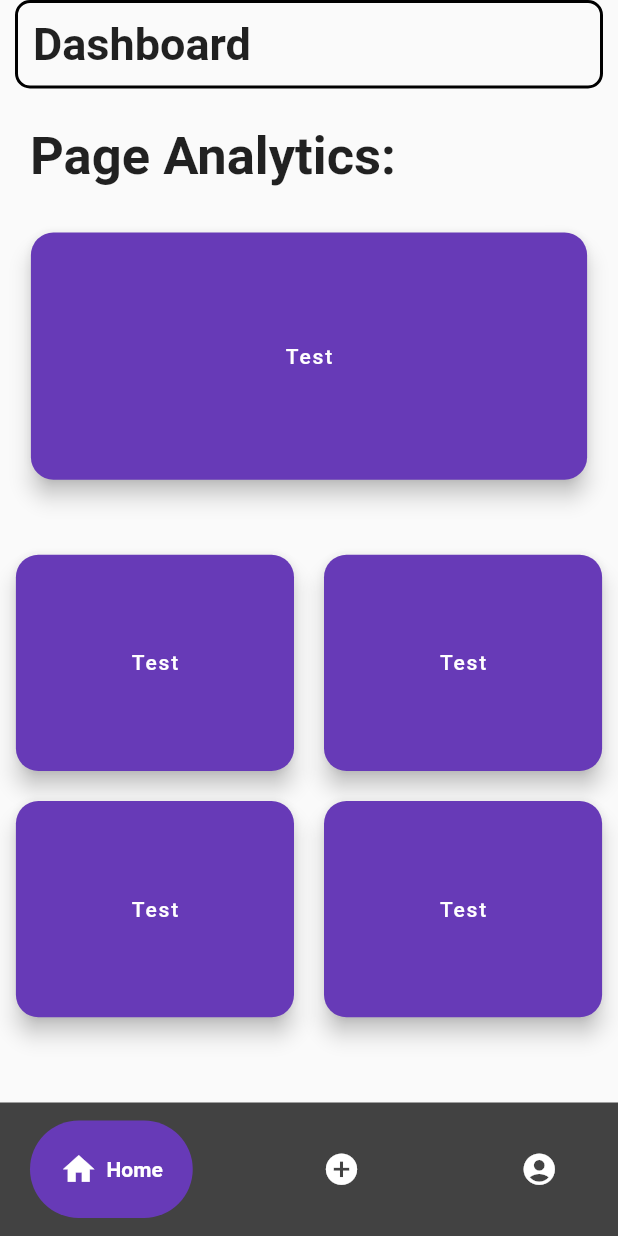
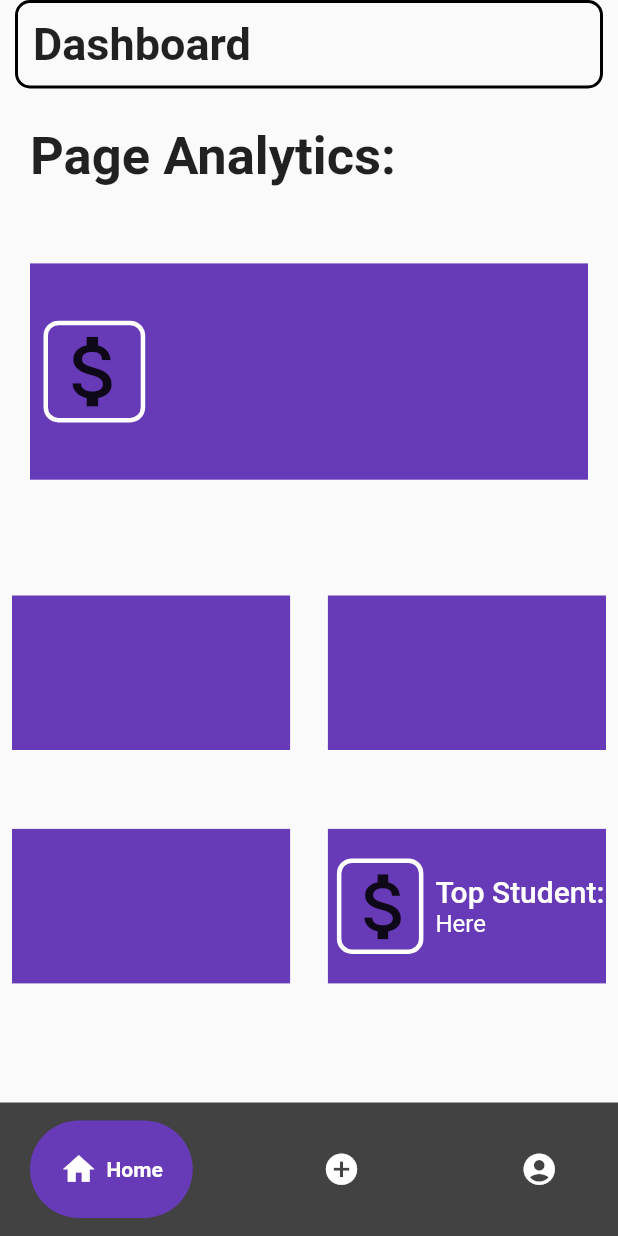
Before and after one commit to Studios-Async/TMS_Application, a Flutter app: the screen it shows after launch, on a phone screen of 412 x 824 dp. Run offline on Flutter 3.47's test engine with Material 2 defaults, Android fonts, the phone set to English and light mode, and no system bars; drawn by our look-alikes of google_nav_bar; our stand-ins replace firebase_core, lottie, table_calendar; accounts and stored records are empty.

Commit message:
files and layed outs

```diff
--- /dev/null
+++ b/lib/general_screens/Admin/Home Utilities/revenue.dart
@@ -0,0 +1,44 @@
+import 'package:flutter/material.dart';
+
+class Revenue extends StatefulWidget {
+  const Revenue({super.key});
+
+  @override
+  State<Revenue> createState() => _RevenueState();
+}
+
+class _RevenueState extends State<Revenue> {
+  @override
+  Widget build(BuildContext context) {
+    double screenWidth = MediaQuery.of(context).size.width;
+
+    return Padding(
+      padding: const EdgeInsets.symmetric(horizontal: 20, vertical: 20),
+      child: Container(
+        height: screenWidth * 0.35,
+        width: screenWidth * 0.95,
+        color: Colors.deepPurple,
+        child: Padding(
+          padding: const EdgeInsets.symmetric(horizontal: 9.0),
+          child: Row(
+            children: [
+              Container(
+                decoration: BoxDecoration(
+                  border: Border.all(
+                    color: Colors.white,
+                    width: 3,
+                  ),
+                  borderRadius: BorderRadius.circular(10),
+                ),
+                child: Icon(
+                  Icons.attach_money,
+                  size: screenWidth * 0.15,
+                ),
+              )
+            ],
+          ),
+        ),
+      ),
+    );
+  }
+}
--- /dev/null
+++ b/lib/general_screens/Admin/Home Utilities/top_student.dart
@@ -0,0 +1,67 @@
+import 'package:flutter/material.dart';
+
+class TopStudent extends StatefulWidget {
+  const TopStudent({super.key});
+
+  @override
+  State<TopStudent> createState() => _TopStudentState();
+}
+
+class _TopStudentState extends State<TopStudent> {
+  @override
+  Widget build(BuildContext context) {
+    double screenWidth = MediaQuery.of(context).size.width;
+
+    return Padding(
+      padding: const EdgeInsets.symmetric(horizontal: 8.0, vertical: 16),
+      child: Container(
+        color: Colors.deepPurple,
+        height: screenWidth * 0.25,
+        width: screenWidth * 0.45,
+        child: Padding(
+          padding: const EdgeInsets.symmetric(horizontal: 6.0),
+          child: Row(
+            crossAxisAlignment: CrossAxisAlignment.center,
+            children: [
+              Container(
+                width: screenWidth * 0.14,
+                decoration: BoxDecoration(
+                  border: Border.all(
+                    color: Colors.white,
+                    width: 3,
+                  ),
+                  borderRadius: BorderRadius.circular(10),
+                ),
+                child: Icon(
+                  Icons.attach_money,
+                  size: screenWidth * 0.14,
+                ),
+              ),
+              const SizedBox(width: 8),
+              const Column(
+                crossAxisAlignment: CrossAxisAlignment.start,
+                mainAxisAlignment: MainAxisAlignment.center,
+                children: [
+                  Text(
+                    "Top Student:",
+                    style: TextStyle(
+                        color: Colors.white,
+                        fontSize: 20,
+                        fontWeight: FontWeight.w500),
+                  ),
+                  Text(
+                    "Here",
+                    style: TextStyle(
+                      color: Colors.white,
+                      fontSize: 16,
+                    ),
+                  ),
+                ],
+              ),
+            ],
+          ),
+        ),
+      ),
+    );
+  }
+}
--- /dev/null
+++ b/lib/general_screens/Admin/Home Utilities/top_tutor.dart
@@ -0,0 +1,24 @@
+import 'package:flutter/material.dart';
+
+class TopTutor extends StatefulWidget {
+  const TopTutor({super.key});
+
+  @override
+  State<TopTutor> createState() => _TopTutorState();
+}
+
+class _TopTutorState extends State<TopTutor> {
+  @override
+  Widget build(BuildContext context) {
+    double screenWidth = MediaQuery.of(context).size.width;
+
+    return Padding(
+      padding: const EdgeInsets.symmetric(horizontal: 8.0, vertical: 16),
+      child: Container(
+        color: Colors.deepPurple,
+        height: screenWidth * 0.25,
+        width: screenWidth * 0.45,
+      ),
+    );
+  }
+}
--- /dev/null
+++ b/lib/general_screens/Admin/Home Utilities/total_hours.dart
@@ -0,0 +1,24 @@
+import 'package:flutter/material.dart';
+
+class TotalHours extends StatefulWidget {
+  const TotalHours({super.key});
+
+  @override
+  State<TotalHours> createState() => _TotalHoursState();
+}
+
+class _TotalHoursState extends State<TotalHours> {
+  @override
+  Widget build(BuildContext context) {
+    double screenWidth = MediaQuery.of(context).size.width;
+
+    return Padding(
+      padding: const EdgeInsets.symmetric(horizontal: 8.0, vertical: 16),
+      child: Container(
+        color: Colors.deepPurple,
+        height: screenWidth * 0.25,
+        width: screenWidth * 0.45,
+      ),
+    );
+  }
+}
--- /dev/null
+++ b/lib/general_screens/Admin/Home Utilities/total_users.dart
@@ -0,0 +1,24 @@
+import 'package:flutter/material.dart';
+
+class TotalUsers extends StatefulWidget {
+  const TotalUsers({super.key});
+
+  @override
+  State<TotalUsers> createState() => _TotalUsersState();
+}
+
+class _TotalUsersState extends State<TotalUsers> {
+  @override
+  Widget build(BuildContext context) {
+    double screenWidth = MediaQuery.of(context).size.width;
+
+    return Padding(
+      padding: const EdgeInsets.symmetric(horizontal: 8.0, vertical: 16),
+      child: Container(
+        color: Colors.deepPurple,
+        height: screenWidth * 0.25,
+        width: screenWidth * 0.45,
+      ),
+    );
+  }
+}
--- a/lib/general_screens/Admin/admin_home.dart
+++ b/lib/general_screens/Admin/admin_home.dart
@@ -1,5 +1,10 @@
 import 'package:flutter/material.dart';
 import 'package:tms/Utilities/buttontemplate.dart';
+import 'package:tms/general_screens/Admin/Home%20Utilities/revenue.dart';
+import 'package:tms/general_screens/Admin/Home%20Utilities/top_student.dart';
+import 'package:tms/general_screens/Admin/Home%20Utilities/top_tutor.dart';
+import 'package:tms/general_screens/Admin/Home%20Utilities/total_hours.dart';
+import 'package:tms/general_screens/Admin/Home%20Utilities/total_users.dart';
 
 class AdminHome extends StatefulWidget {
   const AdminHome({Key? key}) : super(key: key);
@@ -24,10 +29,8 @@ class _AdminHomeState extends State<AdminHome> {
                   alignment: Alignment.centerLeft,
                   padding: const EdgeInsets.all(10),
                   decoration: BoxDecoration(
-                    border:
-                        Border.all(color: Colors.black, width: 2), // Add border
-                    borderRadius:
-                        BorderRadius.circular(10), // Add border radius
+                    border: Border.all(color: Colors.black, width: 2),
+                    borderRadius: BorderRadius.circular(10),
                   ),
                   child: const Text(
                     "Dashboard",
@@ -52,69 +55,30 @@ class _AdminHomeState extends State<AdminHome> {
                   ),
                 ),
               ),
-              Padding(
-                padding:
-                    const EdgeInsets.symmetric(horizontal: 20, vertical: 20),
-                child: NewButton(
-                  voidcallback: null,
-                  buttonheight: screenWidth * 0.4,
-                  buttonwidth: screenWidth * 0.9,
-                  usingIcon: false,
-                  text: "Test",
-                ),
+              SizedBox(
+                height: screenWidth * 0.05,
               ),
-              SizedBox(
-                height: 20,
-              ),
+              const Revenue(), // Button to show the REVENUE
+              SizedBox(height: screenWidth * 0.1),
               Row(
-                mainAxisAlignment: MainAxisAlignment.center,
+                mainAxisAlignment: MainAxisAlignment.spaceBetween,
                 children: [
                   Column(
                     children: [
-                      Padding(
-                        padding: const EdgeInsets.all(10.0),
-                        child: NewButton(
-                          voidcallback: null,
-                          buttonheight: screenWidth * 0.35,
-                          buttonwidth: screenWidth * 0.45,
-                          usingIcon: false,
-                          text: "Test",
-                        ),
+                      const TotalUsers(), //Button to show the TOTAL USERS
+                      SizedBox(
+                        height: screenWidth * 0.05,
                       ),
-                      Padding(
-                        padding: const EdgeInsets.all(10.0),
-                        child: NewButton(
-                          voidcallback: null,
-                          buttonheight: screenWidth * 0.35,
-                          buttonwidth: screenWidth * 0.45,
-                          usingIcon: false,
-                          text: "Test",
-                        ),
-                      )
+                      const TopTutor(), //Button to show the TOP TUTOR
                     ],
                   ),
                   Column(
                     children: [
-                      Padding(
-                        padding: const EdgeInsets.all(10.0),
-                        child: NewButton(
-                          voidcallback: null,
-                          buttonheight: screenWidth * 0.35,
-                          buttonwidth: screenWidth * 0.45,
-                          usingIcon: false,
-                          text: "Test",
-                        ),
+                      const TotalUsers(), //Button to show the TOTAL USERS
+                      SizedBox(
+                        height: screenWidth * 0.05,
                       ),
-                      Padding(
-                        padding: const EdgeInsets.all(10.0),
-                        child: NewButton(
-                          voidcallback: null,
-                          buttonheight: screenWidth * 0.35,
-                          buttonwidth: screenWidth * 0.45,
-                          usingIcon: false,
-                          text: "Test",
-                        ),
-                      )
+                      const TopStudent(), //Button to show the TOP STUDENT
                     ],
                   )
                 ],
```
